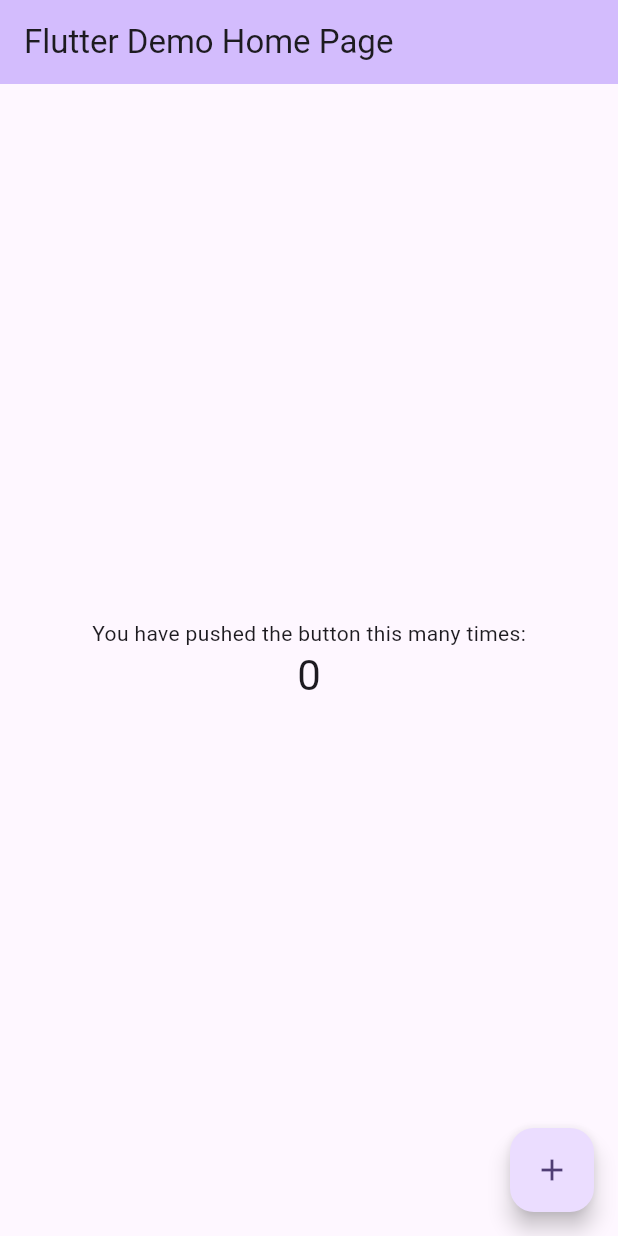
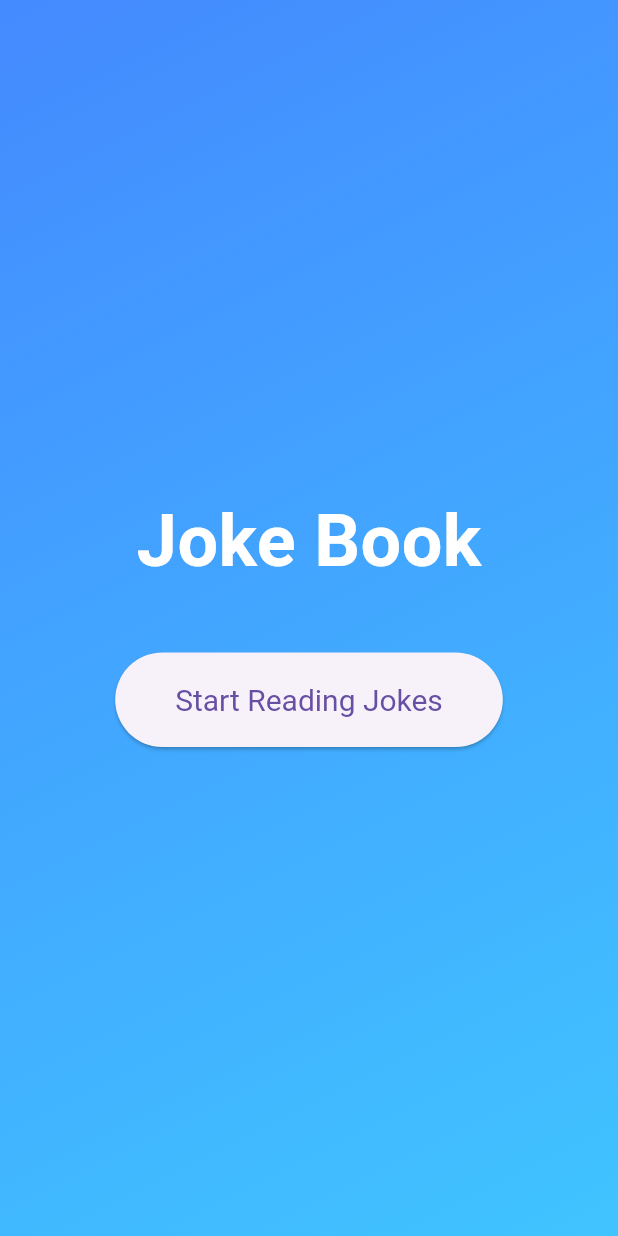
Before and after one commit to OluAderemi/joke-book-mobile-app, a Flutter app: the screen it shows after launch, on a phone screen of 412 x 824 dp. Run offline on Flutter 3.47's test engine with Material 3 defaults, Android fonts, the phone set to English and light mode, and no system bars.

Commit message:
Joke Book app structure with navigation and API integration
Implemented main.dart with routes and navigation
Created Page1 (cover page), Page2 (category + joke list), and Page3 (punchline view)
Added Joke model for parsing API responses
Integrated API call to fetch jokes by category
Enabled navigation between pages with joke data passed along

```diff
--- /dev/null
+++ b/lib/Models/joke_model.dart
@@ -0,0 +1,22 @@
+class Joke {
+  final String type;
+  final String setup;
+  final String punchline;
+  final int id;
+
+  Joke({
+    required this.type,
+    required this.setup,
+    required this.punchline,
+    required this.id,
+  });
+
+  factory Joke.fromJson(Map<String, dynamic> json) {
+    return Joke(
+      type: json['type'] ?? '',
+      setup: json['setup'] ?? '',
+      punchline: json['punchline'] ?? '',
+      id: json['id'] ?? 0,
+    );
+  }
+}
--- /dev/null
+++ b/lib/Screens/page1.dart
@@ -0,0 +1,55 @@
+import 'package:flutter/material.dart';
+import 'page2.dart';
+
+class Page1 extends StatelessWidget {
+  @override
+  Widget build(BuildContext context) {
+    return Scaffold(
+      body: Stack(
+        children: [
+          // Background color or gradient
+          Container(
+            decoration: BoxDecoration(
+              gradient: LinearGradient(
+                colors: [Colors.blueAccent, Colors.lightBlueAccent],
+                begin: Alignment.topLeft,
+                end: Alignment.bottomRight,
+              ),
+            ),
+          ),
+          // Content
+          Center(
+            child: Column(
+              mainAxisSize: MainAxisSize.min,
+              children: [
+                Text(
+                  'Joke Book',
+                  style: TextStyle(
+                    fontSize: 48,
+                    fontWeight: FontWeight.bold,
+                    color: Colors.white,
+                  ),
+                ),
+                SizedBox(height: 40),
+                ElevatedButton(
+                  onPressed: () {
+                    // Navigate to Page2
+                    Navigator.push(
+                      context,
+                      MaterialPageRoute(builder: (context) => Page2()),
+                    );
+                  },
+                  style: ElevatedButton.styleFrom(
+                    padding: EdgeInsets.symmetric(horizontal: 40, vertical: 20),
+                    textStyle: TextStyle(fontSize: 20),
+                  ),
+                  child: Text('Start Reading Jokes'),
+                ),
+              ],
+            ),
+          ),
+        ],
+      ),
+    );
+  }
+}
--- a/lib/main.dart
+++ b/lib/main.dart
@@ -1,122 +1,29 @@
 import 'package:flutter/material.dart';
+import 'Models/joke_model.dart';
+import 'Screens/page1.dart';
+import 'Screens/page2.dart';
+import 'Screens/page3.dart';
 
 void main() {
-  runApp(const MyApp());
+  runApp(JokeBookApp());
 }
 
-class MyApp extends StatelessWidget {
-  const MyApp({super.key});
-
-  // This widget is the root of your application.
+class JokeBookApp extends StatelessWidget {
   @override
   Widget build(BuildContext context) {
     return MaterialApp(
-      title: 'Flutter Demo',
+      title: 'Joke Book',
       theme: ThemeData(
-        // This is the theme of your application.
-        //
-        // TRY THIS: Try running your application with "flutter run". You'll see
-        // the application has a purple toolbar. Then, without quitting the app,
-        // try changing the seedColor in the colorScheme below to Colors.green
-        // and then invoke "hot reload" (save your changes or press the "hot
-        // reload" button in a Flutter-supported IDE, or press "r" if you used
-        // the command line to start the app).
-        //
-        // Notice that the counter didn't reset back to zero; the application
-        // state is not lost during the reload. To reset the state, use hot
-        // restart instead.
-        //
-        // This works for code too, not just values: Most code changes can be
-        // tested with just a hot reload.
-        colorScheme: ColorScheme.fromSeed(seedColor: Colors.deepPurple),
+        primarySwatch: Colors.blue,
       ),
-      home: const MyHomePage(title: 'Flutter Demo Home Page'),
+      debugShowCheckedModeBanner: false,
+      // Initial page
+      home: Page1(),
+      // Optional: Define named routes
+      routes: {
+        '/page2': (context) => Page2(),
+        '/page3': (context) => Page3(joke: Joke(setup: '', punchline: '', type: '', id: 0)), // placeholder
+      },
     );
   }
 }
-
-class MyHomePage extends StatefulWidget {
-  const MyHomePage({super.key, required this.title});
-
-  // This widget is the home page of your application. It is stateful, meaning
-  // that it has a State object (defined below) that contains fields that affect
-  // how it looks.
-
-  // This class is the configuration for the state. It holds the values (in this
-  // case the title) provided by the parent (in this case the App widget) and
-  // used by the build method of the State. Fields in a Widget subclass are
-  // always marked "final".
-
-  final String title;
-
-  @override
-  State<MyHomePage> createState() => _MyHomePageState();
-}
-
-class _MyHomePageState extends State<MyHomePage> {
-  int _counter = 0;
-
-  void _incrementCounter() {
-    setState(() {
-      // This call to setState tells the Flutter framework that something has
-      // changed in this State, which causes it to rerun the build method below
-      // so that the display can reflect the updated values. If we changed
-      // _counter without calling setState(), then the build method would not be
-      // called again, and so nothing would appear to happen.
-      _counter++;
-    });
-  }
-
-  @override
-  Widget build(BuildContext context) {
-    // This method is rerun every time setState is called, for instance as done
-    // by the _incrementCounter method above.
-    //
-    // The Flutter framework has been optimized to make rerunning build methods
-    // fast, so that you can just rebuild anything that needs updating rather
-    // than having to individually change instances of widgets.
-    return Scaffold(
-      appBar: AppBar(
-        // TRY THIS: Try changing the color here to a specific color (to
-        // Colors.amber, perhaps?) and trigger a hot reload to see the AppBar
-        // change color while the other colors stay the same.
-        backgroundColor: Theme.of(context).colorScheme.inversePrimary,
-        // Here we take the value from the MyHomePage object that was created by
-        // the App.build method, and use it to set our appbar title.
-        title: Text(widget.title),
-      ),
-      body: Center(
-        // Center is a layout widget. It takes a single child and positions it
-        // in the middle of the parent.
-        child: Column(
-          // Column is also a layout widget. It takes a list of children and
-          // arranges them vertically. By default, it sizes itself to fit its
-          // children horizontally, and tries to be as tall as its parent.
-          //
-          // Column has various properties to control how it sizes itself and
-          // how it positions its children. Here we use mainAxisAlignment to
-          // center the children vertically; the main axis here is the vertical
-          // axis because Columns are vertical (the cross axis would be
-          // horizontal).
-          //
-          // TRY THIS: Invoke "debug painting" (choose the "Toggle Debug Paint"
-          // action in the IDE, or press "p" in the console), to see the
-          // wireframe for each widget.
-          mainAxisAlignment: MainAxisAlignment.center,
-          children: <Widget>[
-            const Text('You have pushed the button this many times:'),
-            Text(
-              '$_counter',
-              style: Theme.of(context).textTheme.headlineMedium,
-            ),
-          ],
-        ),
-      ),
-      floatingActionButton: FloatingActionButton(
-        onPressed: _incrementCounter,
-        tooltip: 'Increment',
-        child: const Icon(Icons.add),
-      ), // This trailing comma makes auto-formatting nicer for build methods.
-    );
-  }
-}
--- a/pubspec.yaml
+++ b/pubspec.yaml
@@ -30,6 +30,7 @@ environment:
 dependencies:
   flutter:
     sdk: flutter
+  http: ^1.5.0
 
   # The following adds the Cupertino Icons font to your application.
   # Use with the CupertinoIcons class for iOS style icons.
```
Also changed, not shown: lib/Screens/page2.dart (added, +89 -0 lines), lib/Screens/page3.dart (added, +45 -0 lines), pubspec.lock, 1 other file.
